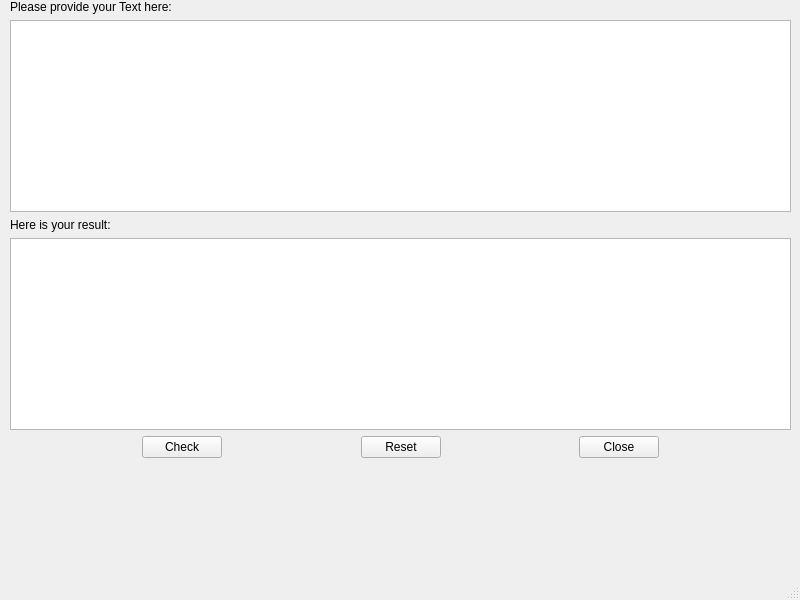
This is client.ui in IT-Battalion/CLDS as Qt 5 draws it before an edit. The edited form follows.
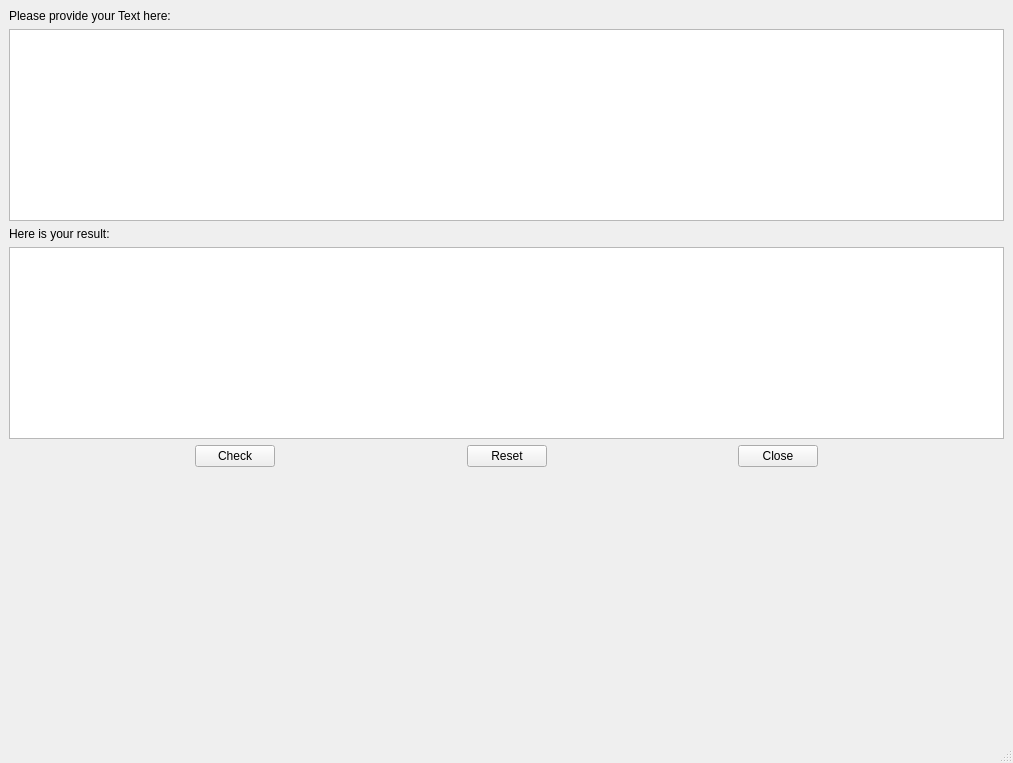
This is the edited form.

Commit message: Fix: Design getting bold and exit button working

The edit to the form file:
```diff
--- a/client.ui
+++ b/client.ui
@@ -6,24 +6,32 @@
    <rect>
     <x>0</x>
     <y>0</y>
-    <width>800</width>
-    <height>600</height>
+    <width>1013</width>
+    <height>763</height>
    </rect>
   </property>
+  <property name="sizePolicy">
+   <sizepolicy hsizetype="Preferred" vsizetype="Preferred">
+    <horstretch>0</horstretch>
+    <verstretch>0</verstretch>
+   </sizepolicy>
+  </property>
   <property name="windowTitle">
    <string>CLDS</string>
   </property>
   <widget class="QWidget" name="centralwidget">
-   <widget class="QWidget" name="verticalLayoutWidget">
-    <property name="geometry">
-     <rect>
-      <x>10</x>
-      <y>0</y>
-      <width>781</width>
-      <height>541</height>
-     </rect>
-    </property>
+   <property name="sizePolicy">
+    <sizepolicy hsizetype="Preferred" vsizetype="Preferred">
+     <horstretch>0</horstretch>
+     <verstretch>0</verstretch>
+    </sizepolicy>
+   </property>
+   <layout class="QGridLayout" name="gridLayout">
+    <item row="0" column="0">
     <layout class="QVBoxLayout" name="verticalLayout_2">
+      <property name="sizeConstraint">
+       <enum>QLayout::SetNoConstraint</enum>
+      </property>
      <item>
       <widget class="QLabel" name="label">
        <property name="text">
@@ -42,10 +50,17 @@
       </widget>
      </item>
      <item>
-      <widget class="QTextBrowser" name="result"/>
+       <widget class="QTextBrowser" name="result">
+        <property name="sizePolicy">
+         <sizepolicy hsizetype="Expanding" vsizetype="Expanding">
+          <horstretch>0</horstretch>
+          <verstretch>0</verstretch>
+         </sizepolicy>
+        </property>
+       </widget>
      </item>
      <item>
-      <layout class="QHBoxLayout" name="horizontalLayout">
+       <layout class="QHBoxLayout" name="horizontalLayout_2">
        <property name="sizeConstraint">
         <enum>QLayout::SetDefaultConstraint</enum>
        </property>
@@ -124,7 +139,9 @@
        </item>
       </layout>
      </item>
-     <item>
+     </layout>
+    </item>
+    <item row="1" column="0">
       <spacer name="verticalSpacer">
        <property name="orientation">
         <enum>Qt::Vertical</enum>
@@ -139,13 +156,12 @@
      </item>
     </layout>
    </widget>
-  </widget>
   <widget class="QMenuBar" name="menubar">
    <property name="geometry">
     <rect>
      <x>0</x>
      <y>0</y>
-     <width>800</width>
+     <width>1013</width>
      <height>30</height>
     </rect>
    </property>
```
Left out of the diff: 8 changed lines with no effect on the pictures. Lines whose indentation alone changed are shown as unchanged. The commit also changes 2 other files.
